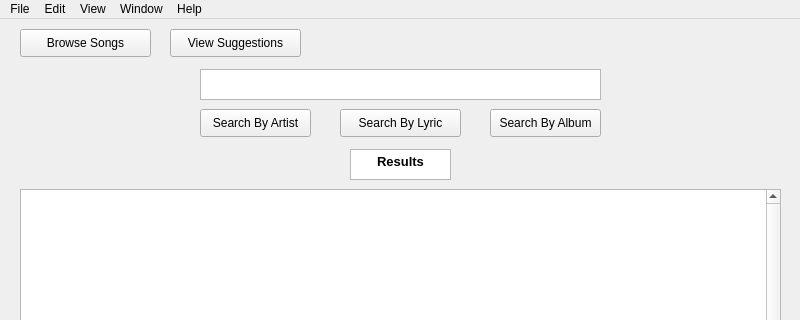
Qt form src/main/python/mainwindow.ui (dilanSachi/Lyriker) before a commit; both pictures show x 0 to 800 and y 0 to 320 of the 800 by 624 pixel window.
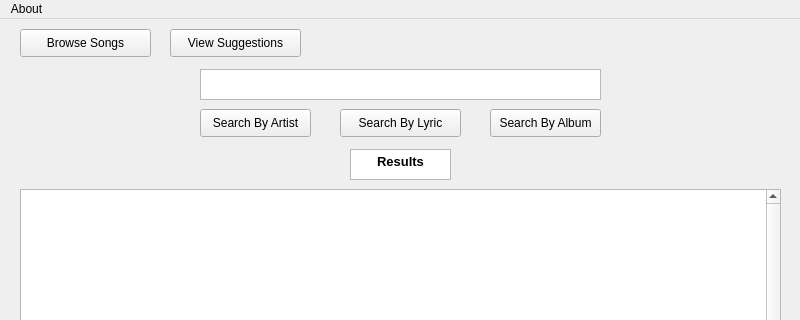
The same form after that commit.

Diff of the .ui file:
```diff
--- a/src/main/python/mainwindow.ui
+++ b/src/main/python/mainwindow.ui
@@ -144,36 +144,12 @@
      <height>26</height>
     </rect>
    </property>
-   <widget class="QMenu" name="menuFile">
+   <widget class="QMenu" name="menuAbout">
     <property name="title">
-     <string>File</string>
+     <string>About</string>
     </property>
    </widget>
-   <widget class="QMenu" name="menuEdit">
-    <property name="title">
-     <string>Edit</string>
-    </property>
-   </widget>
-   <widget class="QMenu" name="menuView">
-    <property name="title">
-     <string>View</string>
-    </property>
-   </widget>
-   <widget class="QMenu" name="menuWindow">
-    <property name="title">
-     <string>Window</string>
-    </property>
-   </widget>
-   <widget class="QMenu" name="menuHelp">
-    <property name="title">
-     <string>Help</string>
-    </property>
-   </widget>
-   <addaction name="menuFile"/>
-   <addaction name="menuEdit"/>
-   <addaction name="menuView"/>
-   <addaction name="menuWindow"/>
-   <addaction name="menuHelp"/>
+   <addaction name="menuAbout"/>
   </widget>
   <widget class="QStatusBar" name="statusbar"/>
  </widget>
```
Left out of the diff: 6 changed lines with no effect on the pictures.
